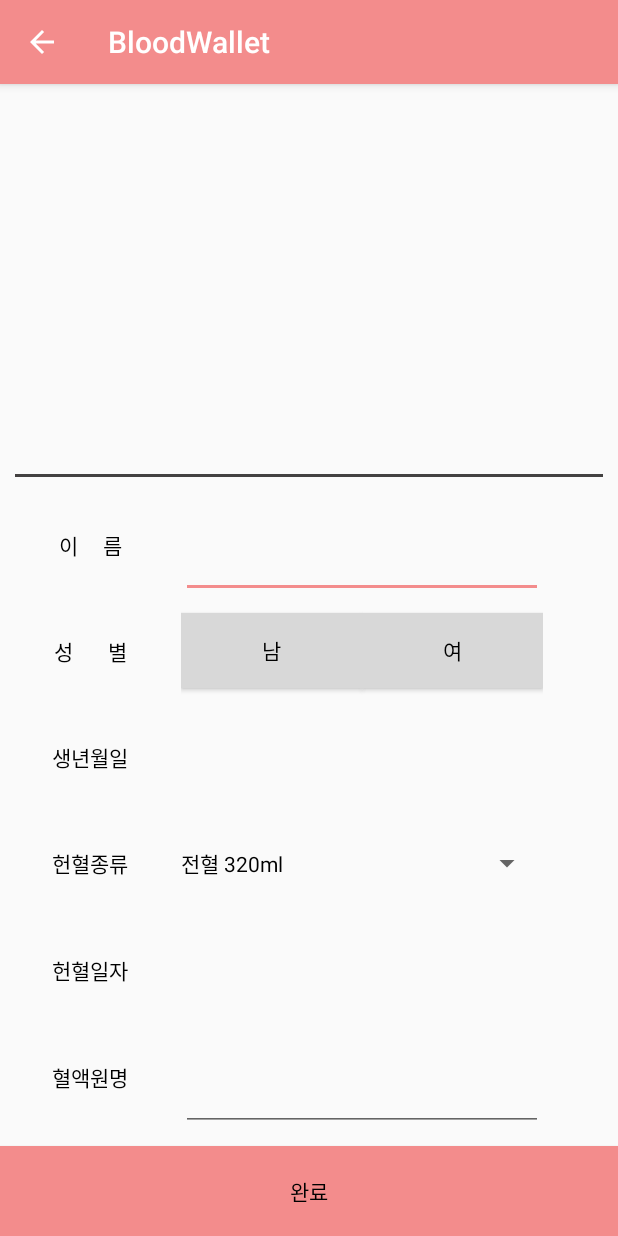
After one commit to SKKone-blockchain/BloodWallet, an Android app: the BloodCertificationRegisterActivity screen opened directly, with no data from a screen before it, on a phone screen of 412 x 824 dp. The commit adds this screen. Run offline under Robolectric (Android 15) with nearby library versions, the phone set to English and light mode, and no system bars.

Commit message:
Add blood certification register activity

```diff
--- /dev/null
+++ b/app/src/main/java/com/example/bloodwallet/BloodCertificationRegisterActivity.java
@@ -0,0 +1,99 @@
+package com.example.bloodwallet;
+
+import androidx.appcompat.app.AppCompatActivity;
+
+import android.app.DatePickerDialog;
+import android.os.Bundle;
+import android.view.View;
+import android.widget.AdapterView;
+import android.widget.ArrayAdapter;
+import android.widget.Button;
+import android.widget.DatePicker;
+import android.widget.Spinner;
+import android.widget.TextView;
+
+public class BloodCertificationRegisterActivity extends AppCompatActivity implements AdapterView.OnItemSelectedListener {
+
+    Spinner spinner;
+    TextView birthDateTextView;
+    TextView donationDateTextView;
+    Button male;
+    Button female;
+    boolean isMale;
+
+    @Override
+    protected void onCreate(Bundle savedInstanceState) {
+        super.onCreate(savedInstanceState);
+        setContentView(R.layout.activity_blood_certification_register);
+        getSupportActionBar().setDisplayHomeAsUpEnabled(true);
+
+        spinner = (Spinner) findViewById(R.id.blood_certificate_donation_type);
+        String[] bloodTypeArray = { "전혈 320ml", "전혈 400ml", "혈장 500ml", "혈소판 250ml", "혈소판혈장 250ml + 300ml" };
+        ArrayAdapter<String> adapter = new ArrayAdapter<String>(this, R.layout.blood_type_spinner_item, bloodTypeArray);
+        adapter.setDropDownViewResource(android.R.layout.simple_spinner_dropdown_item);
+        spinner.setAdapter(adapter);
+        spinner.setOnItemSelectedListener(this);
+
+        birthDateTextView = (TextView) findViewById(R.id.blood_certificate_birth);
+        birthDateTextView.setOnClickListener(new View.OnClickListener() {
+            @Override
+            public void onClick(View v) {
+                DatePickerDialog dialog = new DatePickerDialog(v.getContext());
+                dialog.setOnDateSetListener(new DatePickerDialog.OnDateSetListener() {
+                    @Override
+                    public void onDateSet(DatePicker view, int year, int month, int dayOfMonth) {
+                        String dateString = year + "년 " + (month + 1) + "월 " + dayOfMonth + "일";
+                        birthDateTextView.setText(dateString);
+                    }
+                });
+                dialog.show();
+            }
+        });
+
+        donationDateTextView = (TextView) findViewById(R.id.blood_certificate_date);
+        donationDateTextView.setOnClickListener(new View.OnClickListener() {
+            @Override
+            public void onClick(View v) {
+                DatePickerDialog dialog = new DatePickerDialog(v.getContext());
+                dialog.setOnDateSetListener(new DatePickerDialog.OnDateSetListener() {
+                    @Override
+                    public void onDateSet(DatePicker view, int year, int month, int dayOfMonth) {
+                        String dateString = year + "년 " + (month + 1) + "월 " + dayOfMonth + "일";
+                        donationDateTextView.setText(dateString);
+                    }
+                });
+                dialog.show();
+            }
+        });
+
+        male = (Button) findViewById(R.id.blood_certificate_male);
+        male.setOnClickListener(new View.OnClickListener() {
+            @Override
+            public void onClick(View v) {
+                male.setBackgroundColor(getColor(R.color.colorPrimary));
+                female.setBackgroundColor(getColor(R.color.colorInactive));
+                isMale = true;
+            }
+        });
+
+        female = (Button) findViewById(R.id.blood_certificate_female);
+        female.setOnClickListener(new View.OnClickListener() {
+            @Override
+            public void onClick(View v) {
+                male.setBackgroundColor(getColor(R.color.colorInactive));
+                female.setBackgroundColor(getColor(R.color.colorPrimary));
+                isMale = false;
+            }
+        });
+    }
+
+    @Override
+    public void onItemSelected(AdapterView<?> arg0, View arg1, int position,long id) {
+
+    }
+
+    @Override
+    public void onNothingSelected(AdapterView<?> arg0) {
+        // TODO - Custom Code
+    }
+}
--- /dev/null
+++ b/app/src/main/res/layout/activity_blood_certification_register.xml
@@ -0,0 +1,199 @@
+<?xml version="1.0" encoding="utf-8"?>
+<LinearLayout xmlns:android="http://schemas.android.com/apk/res/android"
+    xmlns:app="http://schemas.android.com/apk/res-auto"
+    xmlns:tools="http://schemas.android.com/tools"
+    android:layout_width="match_parent"
+    android:layout_height="match_parent"
+    tools:context=".BloodCertificationRegisterActivity"
+    android:orientation="vertical">
+
+    <ImageView
+        android:layout_width="match_parent"
+        android:layout_height="250dp"/>
+
+    <View
+        android:layout_width="match_parent"
+        android:layout_height="2dp"
+        android:background="@color/colorHorizontalLine"
+        android:layout_margin="10dp"/>
+
+    <LinearLayout
+        android:layout_width="match_parent"
+        android:layout_height="0dp"
+        android:layout_weight="1"
+        android:orientation="vertical"
+        android:paddingRight="50dp"
+        android:paddingBottom="10dp">
+
+        <LinearLayout
+            android:layout_width="match_parent"
+            android:layout_height="0dp"
+            android:layout_weight="1"
+            android:orientation="horizontal">
+
+            <TextView
+                android:layout_width="0dp"
+                android:layout_weight="1"
+                android:layout_height="match_parent"
+                android:text="이     름"
+                android:textColor="#000000"
+                android:gravity="center"/>
+
+            <EditText
+                android:id="@+id/blood_certificate_name"
+                android:layout_width="0dp"
+                android:layout_weight="2"
+                android:layout_height="match_parent"
+                android:textColor="#000000"/>
+
+        </LinearLayout>
+
+        <LinearLayout
+            android:layout_width="match_parent"
+            android:layout_height="0dp"
+            android:layout_weight="1"
+            android:orientation="horizontal">
+
+            <TextView
+                android:layout_width="0dp"
+                android:layout_weight="1"
+                android:layout_height="match_parent"
+                android:text="성       별"
+                android:textColor="#000000"
+                android:gravity="center"/>
+
+            <LinearLayout
+                android:layout_width="0dp"
+                android:layout_weight="2"
+                android:layout_height="match_parent"
+                android:gravity="center_vertical">
+
+                <Button
+                    android:id="@+id/blood_certificate_male"
+                    android:layout_width="0dp"
+                    android:layout_weight="1"
+                    android:layout_height="50dp"
+                    android:background="@color/colorInactive"
+                    android:text="남"
+                    android:textColor="#000000"/>
+
+                <Button
+                    android:id="@+id/blood_certificate_female"
+                    android:layout_width="0dp"
+                    android:layout_weight="1"
+                    android:layout_height="50dp"
+                    android:background="@color/colorInactive"
+                    android:text="여"
+                    android:textColor="#000000"/>
+
+            </LinearLayout>
+
+        </LinearLayout>
+
+        <LinearLayout
+            android:layout_width="match_parent"
+            android:layout_height="0dp"
+            android:layout_weight="1"
+            android:orientation="horizontal">
+
+            <TextView
+                android:layout_width="0dp"
+                android:layout_weight="1"
+                android:layout_height="match_parent"
+                android:text="생년월일"
+                android:textColor="#000000"
+                android:gravity="center"/>
+
+            <TextView
+                android:id="@+id/blood_certificate_birth"
+                android:layout_width="0dp"
+                android:layout_weight="2"
+                android:layout_height="match_parent"
+                android:clickable="true"
+                android:textColor="#000000"
+                android:gravity="center_vertical"/>
+
+        </LinearLayout>
+
+        <LinearLayout
+            android:layout_width="match_parent"
+            android:layout_height="0dp"
+            android:layout_weight="1"
+            android:orientation="horizontal">
+
+            <TextView
+                android:layout_width="0dp"
+                android:layout_weight="1"
+                android:layout_height="match_parent"
+                android:text="헌혈종류"
+                android:textColor="#000000"
+                android:gravity="center"/>
+
+            <Spinner
+                android:id="@+id/blood_certificate_donation_type"
+                android:layout_width="0dp"
+                android:layout_weight="2"
+                android:layout_height="match_parent"
+                android:spinnerMode="dropdown"/>
+
+        </LinearLayout>
+
+        <LinearLayout
+            android:layout_width="match_parent"
+            android:layout_height="0dp"
+            android:layout_weight="1"
+            android:orientation="horizontal">
+
+            <TextView
+                android:layout_width="0dp"
+                android:layout_weight="1"
+                android:layout_height="match_parent"
+                android:text="헌혈일자"
+                android:textColor="#000000"
+                android:gravity="center"/>
+
+            <TextView
+                android:id="@+id/blood_certificate_date"
+                android:layout_width="0dp"
+                android:layout_weight="2"
+                android:layout_height="match_parent"
+                android:clickable="true"
+                android:textColor="#000000"
+                android:gravity="center_vertical"/>
+
+        </LinearLayout>
+
+        <LinearLayout
+            android:layout_width="match_parent"
+            android:layout_height="0dp"
+            android:layout_weight="1"
+            android:orientation="horizontal">
+
+            <TextView
+                android:layout_width="0dp"
+                android:layout_weight="1"
+                android:layout_height="match_parent"
+                android:text="혈액원명"
+                android:textColor="#000000"
+                android:gravity="center"/>
+
+            <EditText
+                android:id="@+id/blood_certificate_source"
+                android:layout_width="0dp"
+                android:layout_weight="2"
+                android:layout_height="match_parent"
+                android:clickable="true"
+                android:textColor="#000000"/>
+
+        </LinearLayout>
+
+    </LinearLayout>
+
+    <Button
+        android:id="@+id/blood_certificate_submit"
+        android:layout_width="match_parent"
+        android:layout_height="60dp"
+        android:text="완료"
+        android:background="@color/colorPrimary"/>
+
+</LinearLayout>
--- /dev/null
+++ b/app/src/main/res/layout/blood_type_spinner_item.xml
@@ -0,0 +1,9 @@
+<?xml version="1.0" encoding="utf-8"?>
+
+<TextView
+    xmlns:android="http://schemas.android.com/apk/res/android"
+    android:layout_width="match_parent"
+    android:layout_height="wrap_content"
+    android:gravity="left"
+    android:textColor="#000000"
+    />
--- a/app/src/main/res/values/colors.xml
+++ b/app/src/main/res/values/colors.xml
@@ -1,6 +1,9 @@
 <?xml version="1.0" encoding="utf-8"?>
 <resources>
-    <color name="colorPrimary">#6200EE</color>
+    <color name="colorPrimary">#f38c8c</color>
     <color name="colorPrimaryDark">#3700B3</color>
     <color name="colorAccent">#03DAC5</color>
+    <color name="colorActionBarText">#000000</color>
+    <color name="colorHorizontalLine">#434141</color>
+    <color name="colorInactive">#D8D8D8</color>
 </resources>
--- a/app/src/main/res/values/styles.xml
+++ b/app/src/main/res/values/styles.xml
@@ -5,7 +5,8 @@
         <!-- Customize your theme here. -->
         <item name="colorPrimary">@color/colorPrimary</item>
         <item name="colorPrimaryDark">@color/colorPrimaryDark</item>
-        <item name="colorAccent">@color/colorAccent</item>
+        <item name="colorAccent">@color/colorPrimary</item>
+        <item name="android:textColorPrimary">@color/colorActionBarText</item>
     </style>
 
 </resources>
```
